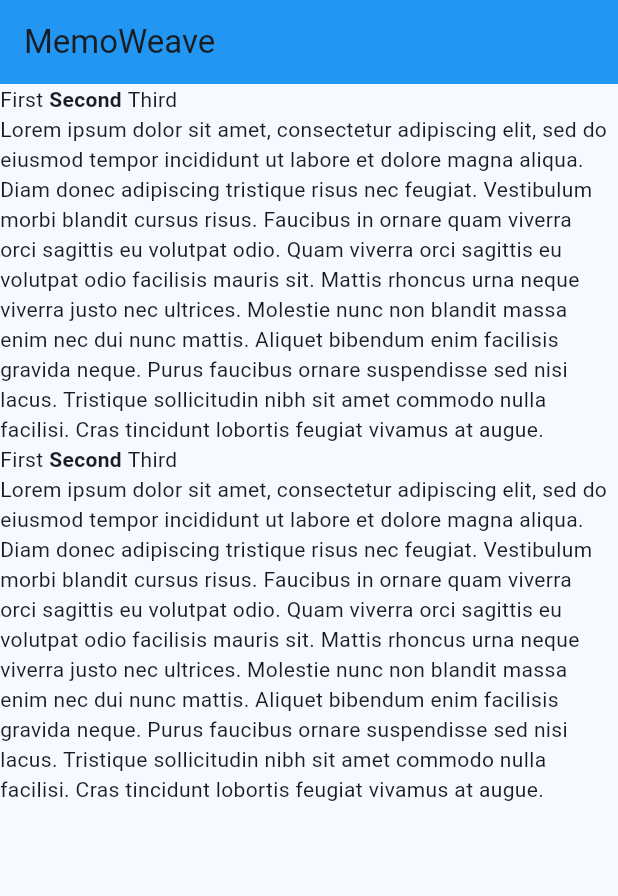
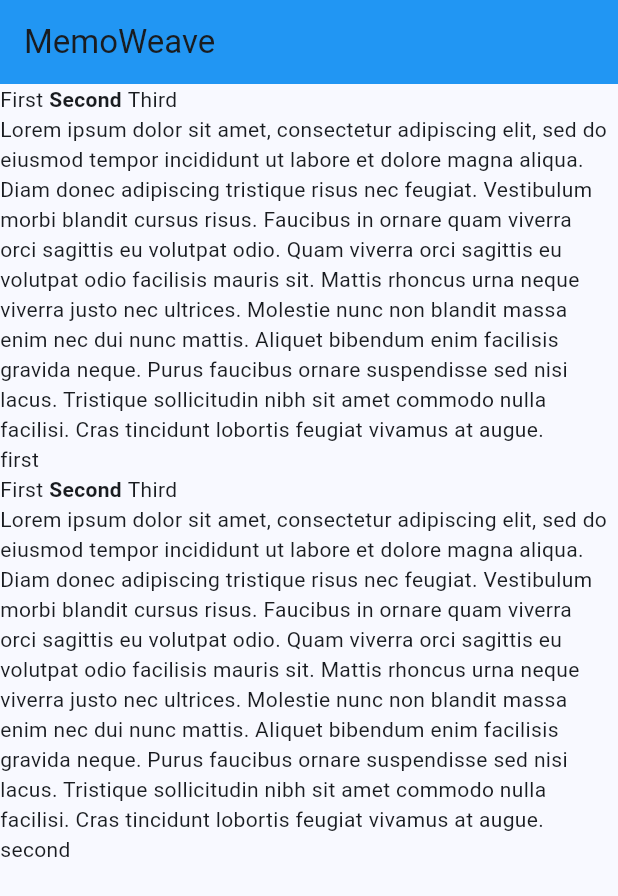
Before and after one commit to microBob/MemoWeave, a Flutter app: the screen it shows after launch, on a phone screen of 412 x 824 dp. Shown: the top 896 px of the screen. Run offline on Flutter 3.47's test engine with Material 2 defaults, Android fonts, the phone set to English and light mode, and no system bars.

Commit message:
Split into Block and editor widgets

```diff
--- a/analysis_options.yaml
+++ b/analysis_options.yaml
@@ -23,7 +23,7 @@ linter:
   # producing the lint.
   rules:
     # avoid_print: false  # Uncomment to disable the `avoid_print` rule
-    # prefer_single_quotes: true  # Uncomment to enable the `prefer_single_quotes` rule
+    prefer_single_quotes: true  # Uncomment to enable the `prefer_single_quotes` rule
 
 # Additional information about this file can be found at
 # https://dart.dev/guides/language/analysis-options
--- a/lib/main.dart
+++ b/lib/main.dart
@@ -1,5 +1,5 @@
 import 'package:flutter/material.dart';
-import 'package:memoweave/widgets/block.dart';
+import 'package:memoweave/widgets/editor_widget.dart';
 
 void main() {
   runApp(const MemoWeave());
@@ -18,17 +18,11 @@ class MemoWeave extends StatelessWidget {
         useMaterial3: true,
       ),
       home: Scaffold(
-        appBar: AppBar(
-          backgroundColor: Theme.of(context).colorScheme.primaryContainer,
-          title: const Text('MemoWeave'),
-        ),
-        body: ListView(
-          children: const [
-            Block(),
-            Block(),
-          ],
-        ),
-      ),
+          appBar: AppBar(
+            backgroundColor: Theme.of(context).colorScheme.primaryContainer,
+            title: const Text('MemoWeave'),
+          ),
+          body: const EditorWidget()),
     );
   }
 }
--- a/lib/widgets/block.dart
+++ /dev/null
@@ -1,38 +0,0 @@
-import 'package:flutter/material.dart';
-
-/// A single line or "block" of text
-///
-/// Encapsulates the text rendering, input handling, and cursor drawing
-class Block extends StatelessWidget {
-  const Block({super.key});
-
-  @override
-  Widget build(BuildContext context) {
-    return Row(
-      children: [
-        Expanded(
-          child: Stack(
-            children: [
-              SelectableText.rich(
-                TextSpan(
-                  text: 'First ',
-                  children: const <TextSpan>[
-                    TextSpan(
-                        text: 'Second ',
-                        style: TextStyle(fontWeight: FontWeight.bold)),
-                    TextSpan(text: 'Third'),
-                    TextSpan(text: '\n'),
-                    TextSpan(
-                        text:
-                            'Lorem ipsum dolor sit amet, consectetur adipiscing elit, sed do eiusmod tempor incididunt ut labore et dolore magna aliqua. Diam donec adipiscing tristique risus nec feugiat. Vestibulum morbi blandit cursus risus. Faucibus in ornare quam viverra orci sagittis eu volutpat odio. Quam viverra orci sagittis eu volutpat odio facilisis mauris sit. Mattis rhoncus urna neque viverra justo nec ultrices. Molestie nunc non blandit massa enim nec dui nunc mattis. Aliquet bibendum enim facilisis gravida neque. Purus faucibus ornare suspendisse sed nisi lacus. Tristique sollicitudin nibh sit amet commodo nulla facilisi. Cras tincidunt lobortis feugiat vivamus at augue.'),
-                  ],
-                  style: Theme.of(context).textTheme.bodyMedium,
-                ),
-              ),
-            ],
-          ),
-        ),
-      ],
-    );
-  }
-}
--- /dev/null
+++ b/lib/widgets/block_widget.dart
@@ -0,0 +1,25 @@
+import 'package:flutter/material.dart';
+
+/// A single line or "block" of text
+///
+/// Is an enhanced [TextSpan] that can hold identifying data
+class BlockWidget extends TextSpan {
+  const BlockWidget({required this.id});
+
+  final String id;
+
+  @override
+  List<InlineSpan>? get children => [
+        const TextSpan(text: 'First '),
+        const TextSpan(
+            text: 'Second ', style: TextStyle(fontWeight: FontWeight.bold)),
+        const TextSpan(text: 'Third'),
+        const TextSpan(text: '\n'),
+        const TextSpan(
+            text:
+                'Lorem ipsum dolor sit amet, consectetur adipiscing elit, sed do eiusmod tempor incididunt ut labore et dolore magna aliqua. Diam donec adipiscing tristique risus nec feugiat. Vestibulum morbi blandit cursus risus. Faucibus in ornare quam viverra orci sagittis eu volutpat odio. Quam viverra orci sagittis eu volutpat odio facilisis mauris sit. Mattis rhoncus urna neque viverra justo nec ultrices. Molestie nunc non blandit massa enim nec dui nunc mattis. Aliquet bibendum enim facilisis gravida neque. Purus faucibus ornare suspendisse sed nisi lacus. Tristique sollicitudin nibh sit amet commodo nulla facilisi. Cras tincidunt lobortis feugiat vivamus at augue.'),
+        const TextSpan(text: '\n'),
+        TextSpan(text: id),
+        const TextSpan(text: '\n'),
+      ];
+}
--- /dev/null
+++ b/lib/widgets/editor_widget.dart
@@ -0,0 +1,30 @@
+import 'package:flutter/material.dart';
+import 'package:memoweave/widgets/block_widget.dart';
+
+/// Text editor interface
+///
+/// Combines [BlockWidget]s together and handles input
+class EditorWidget extends StatelessWidget {
+  const EditorWidget({super.key});
+
+  @override
+  Widget build(BuildContext context) {
+    return const Row(
+      children: [
+        Expanded(
+            child: Stack(
+          children: [
+            SelectableText.rich(
+              TextSpan(
+                children: [
+                  BlockWidget(id: 'first'),
+                  BlockWidget(id: 'second'),
+                ],
+              ),
+            ),
+          ],
+        ))
+      ],
+    );
+  }
+}
```
